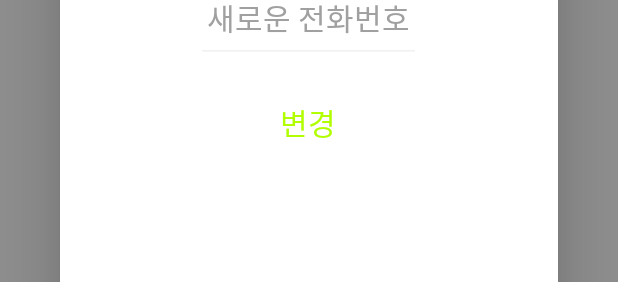
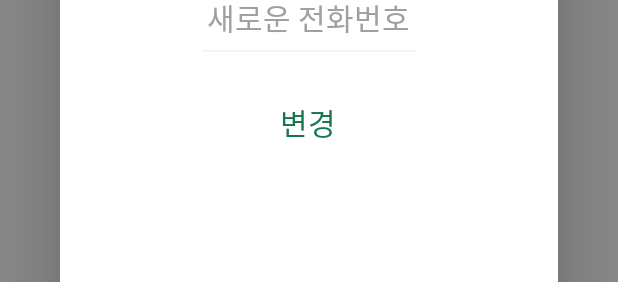
Before and after one commit to MadCamp-1stWeek/androidApp_ThreeBasicScreens, an Android app: the layout activity_contact_edit.xml on its own in the app's theme, with its tools: preview values and no code run, on a phone screen of 412 x 824 dp. Shown: the part 743-1025 px from the top of the screen. Run offline under Robolectric (Android 15) with nearby library versions, the phone set to English and light mode, and no system bars.

Commit message:
design fix

```diff
--- a/app/src/main/java/com/heewoong/threebasicscreens/contactEdit.kt
+++ b/app/src/main/java/com/heewoong/threebasicscreens/contactEdit.kt
@@ -10,6 +10,7 @@ import android.os.Bundle
 import android.text.Editable
 import android.text.TextWatcher
 import android.util.Log
+import android.view.View
 import android.view.inputmethod.InputMethodManager
 import android.widget.Button
 import android.widget.ImageView
@@ -27,6 +28,9 @@ class contactEdit : AppCompatActivity() {
     override fun onCreate(savedInstanceState: Bundle?) {
         super.onCreate(savedInstanceState)
         setContentView(R.layout.activity_contact_edit)
+
+        supportActionBar?.hide()
+        window.decorView.systemUiVisibility = View.SYSTEM_UI_FLAG_FULLSCREEN
 
         val contactViewModel: contactViewModel by viewModels()
 
--- a/app/src/main/res/layout/activity_contact_add.xml
+++ b/app/src/main/res/layout/activity_contact_add.xml
@@ -83,7 +83,7 @@
                     android:gravity="center"
                     android:layout_gravity="center"
                     android:backgroundTint="@color/white"
-                    android:textColor="@color/purple_700"
+                    android:textColor="@color/purple_900"
                     />
             </LinearLayout>
         </androidx.cardview.widget.CardView>
--- a/app/src/main/res/layout/activity_contact_edit.xml
+++ b/app/src/main/res/layout/activity_contact_edit.xml
@@ -5,7 +5,7 @@
     android:layout_width="match_parent"
     android:layout_height="match_parent"
     tools:context=".contactEdit"
-    android:background="@color/white"
+    android:background="@color/background_color"
     android:id="@+id/contact_Edit">
 
     <androidx.constraintlayout.widget.ConstraintLayout
@@ -83,7 +83,7 @@
             android:gravity="center"
             android:layout_gravity="center"
             android:backgroundTint="@color/white"
-            android:textColor="@color/purple_700"
+            android:textColor="@color/purple_900"
             />
 
 
```
